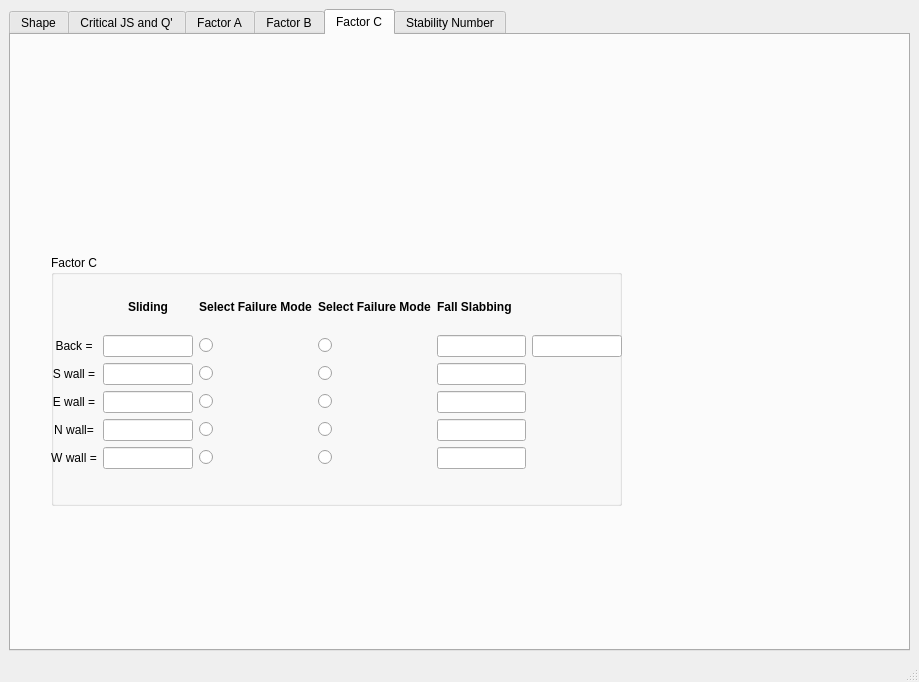
The window that mining.ui (amithreddy/ground-control-tool) describes before a commit, drawn with Qt 5.
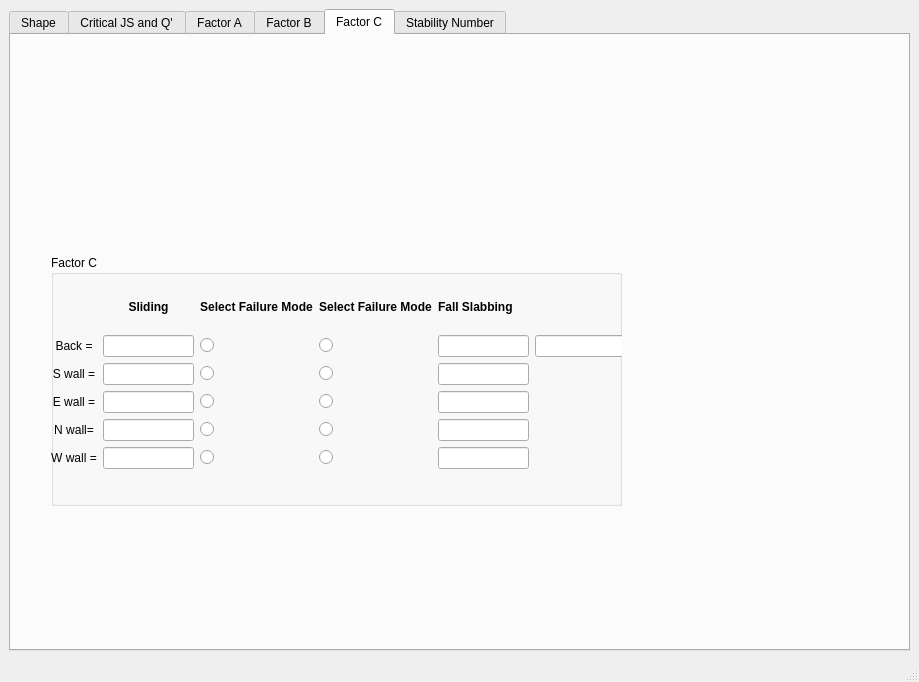
The same window after the commit. The open tabs and pages were chosen to show the change.

Commit message: updated names of fields in critical js tab

What changed in the file:
```diff
--- a/mining.ui
+++ b/mining.ui
@@ -949,7 +949,7 @@
             <rect>
              <x>0</x>
              <y>30</y>
-             <width>571</width>
+             <width>575</width>
              <height>184</height>
             </rect>
            </property>
```
Left out of the diff: 52 changed lines with no effect on the pictures. The commit also changes 1 other file.
